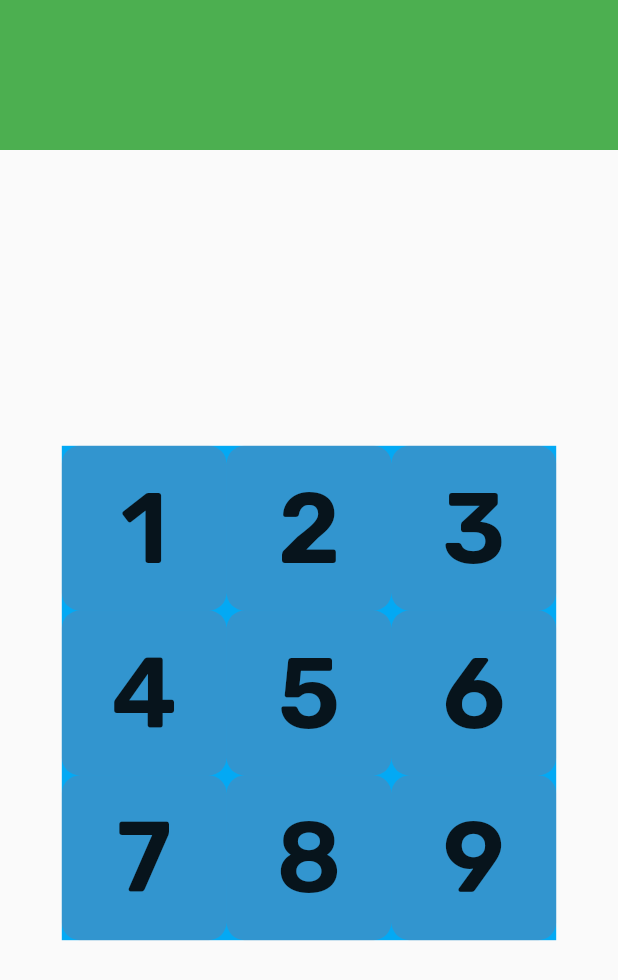
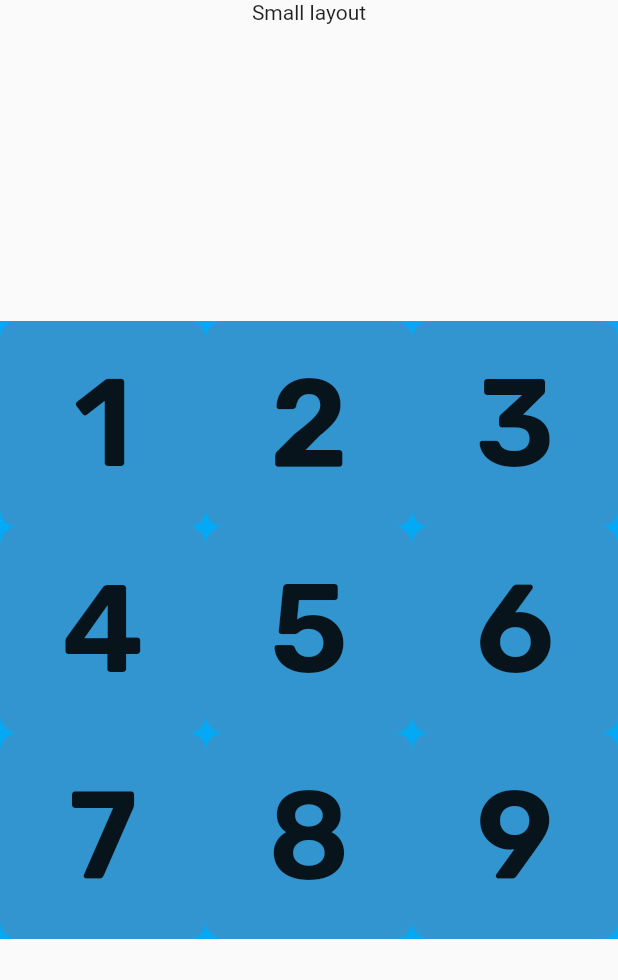
Before and after one commit to mivoligo/portal_puzzle, a Flutter app: the screen it shows after launch, on a phone screen of 412 x 824 dp. Shown: the top 980 px of the screen. Run offline on Flutter 3.47's test engine with Material 2 defaults, Android fonts, the phone set to English and light mode, and no system bars.

Commit message:
Add layouts

```diff
--- /dev/null
+++ b/lib/constants.dart
@@ -0,0 +1,3 @@
+const widthSmall = 576;
+const widthMedium = 1200;
+const widthLarge = 1440;
--- /dev/null
+++ b/lib/home_page.dart
@@ -0,0 +1,28 @@
+import 'package:flutter/material.dart';
+import 'package:portal_puzzle/constants.dart';
+import 'package:portal_puzzle/large_layout.dart';
+import 'package:portal_puzzle/medium_layout.dart';
+import 'package:portal_puzzle/small_layout.dart';
+
+class HomePage extends StatelessWidget {
+  const HomePage({Key? key}) : super(key: key);
+
+  @override
+  Widget build(BuildContext context) {
+    return Scaffold(
+      body: LayoutBuilder(
+        builder: (context, constraints) {
+          final layoutWidth = constraints.maxWidth;
+          if (layoutWidth < widthSmall) {
+            return SmallLayout();
+          } else if (layoutWidth < widthMedium) {
+            return MediumLayout();
+          } else if (layoutWidth < widthLarge) {
+            return LargeLayout();
+          }
+          return LargeLayout();
+        },
+      ),
+    );
+  }
+}
--- a/lib/main.dart
+++ b/lib/main.dart
@@ -1,5 +1,7 @@
 import 'package:flutter/material.dart';
 import 'package:portal_puzzle/game_board.dart';
+
+import 'home_page.dart';
 
 void main() {
   runApp(const MyApp());
@@ -20,32 +22,32 @@ class MyApp extends StatelessWidget {
   }
 }
 
-class HomePage extends StatefulWidget {
-  const HomePage({Key? key}) : super(key: key);
+// class HomePage extends StatefulWidget {
+//   const HomePage({Key? key}) : super(key: key);
+//
+//   @override
+//   State<HomePage> createState() => _HomePageState();
+// }
 
-  @override
-  State<HomePage> createState() => _HomePageState();
-}
-
-class _HomePageState extends State<HomePage> {
-  @override
-  Widget build(BuildContext context) {
-    return Scaffold(
-      body: Column(
-        children: [
-          Container(
-            height: 100,
-            color: Colors.green,
-          ),
-          Expanded(
-            child: LayoutBuilder(builder: (context, constraints) {
-              return GameBoard(
-                parentSize: constraints.biggest * 0.8,
-              );
-            }),
-          ),
-        ],
-      ),
-    );
-  }
-}
+// class _HomePageState extends State<HomePage> {
+//   @override
+//   Widget build(BuildContext context) {
+//     return Scaffold(
+//       body: Column(
+//         children: [
+//           Container(
+//             height: 100,
+//             color: Colors.green,
+//           ),
+//           Expanded(
+//             child: LayoutBuilder(builder: (context, constraints) {
+//               return GameBoard(
+//                 parentSize: constraints.biggest * 0.8,
+//               );
+//             }),
+//           ),
+//         ],
+//       ),
+//     );
+//   }
+// }
--- /dev/null
+++ b/lib/small_layout.dart
@@ -0,0 +1,22 @@
+import 'package:flutter/material.dart';
+import 'package:portal_puzzle/game_board.dart';
+
+class SmallLayout extends StatelessWidget {
+  const SmallLayout({Key? key}) : super(key: key);
+
+  @override
+  Widget build(BuildContext context) {
+    return Column(
+      children: [
+        Text('Small layout'),
+        Expanded(
+          child: LayoutBuilder(
+            builder: (context, constraints) {
+              return GameBoard(parentSize: constraints.biggest);
+            },
+          ),
+        ),
+      ],
+    );
+  }
+}
```
Also changed, not shown: lib/large_layout.dart (added, +24 -0 lines), lib/medium_layout.dart (added, +23 -0 lines), lib/difficulty_selector.dart (added).
